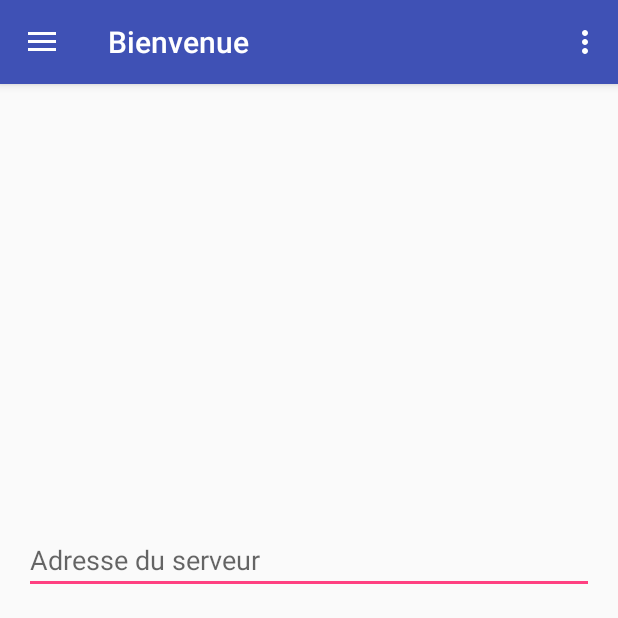
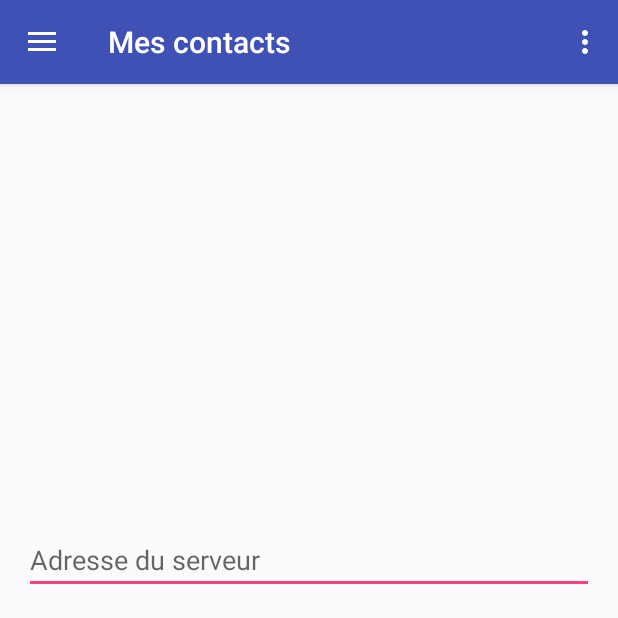
Before and after one commit to etna-octobre-2016/etna-3-programmation-mobile, an Android app: the fragment ContactListFragment placed in its activity, in the side drawer, after a tap on "Ajouter un contact", on a phone screen of 412 x 824 dp, the top half of it. Run offline under Robolectric (Android 15) with nearby library versions, the phone set to English and light mode, and no system bars; libraries missing offline, so code that uses them is left out: org.jivesoftware.smack, org.jivesoftware.smackx; pictures from the network do not load; 8 statements that could not run were skipped.

Commit message:
sets action bar title on fragment init

```diff
--- a/app/src/main/java/dev/etna/jabberclient/fragments/ContactListFragment.java
+++ b/app/src/main/java/dev/etna/jabberclient/fragments/ContactListFragment.java
@@ -288,6 +288,7 @@ public class ContactListFragment extends Fragment implements ITaskObservable
         activity = getActivity();
         listView = (ListView) activity.findViewById(R.id.contactListView);
         textView = (TextView) activity.findViewById(R.id.contactListMessage);
+        activity.setTitle(R.string.title_fragment_contact_list);
         task = new ContactListFetchTask(activity, this);
         task.execute();
     }
--- a/app/src/main/res/values/strings.xml
+++ b/app/src/main/res/values/strings.xml
@@ -24,6 +24,7 @@
     <!-- Titles -->
     <string name="title_activity_main">Bienvenue</string>
     <string name="title_fragment_contact_add">Ajouter un contact</string>
+    <string name="title_fragment_contact_list">Mes contacts</string>
 
     <!-- Side nav -->
     <string name="sidenav_account">Mon compte</string>
```
